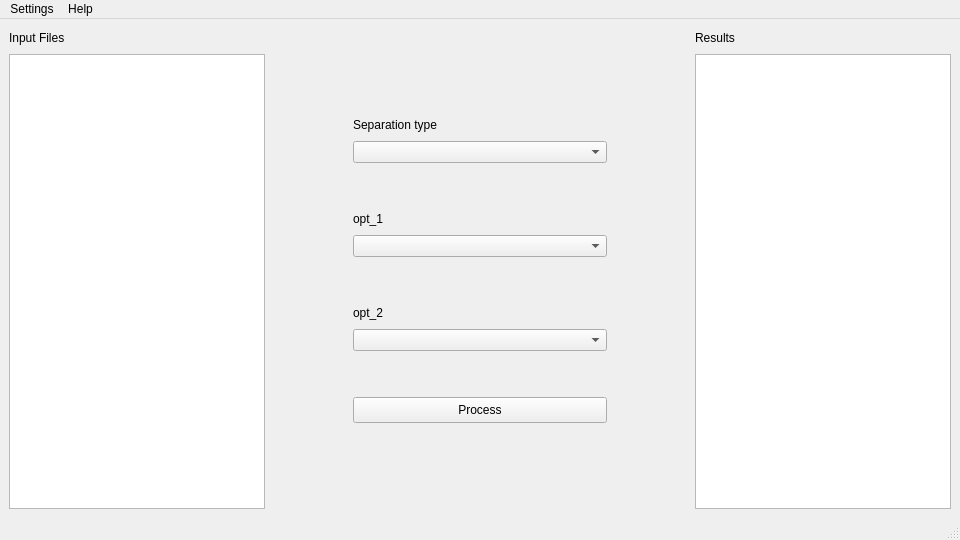
Pitiedwzr/music_batch_separator, file ui/mainWindow.ui: the form before one commit.
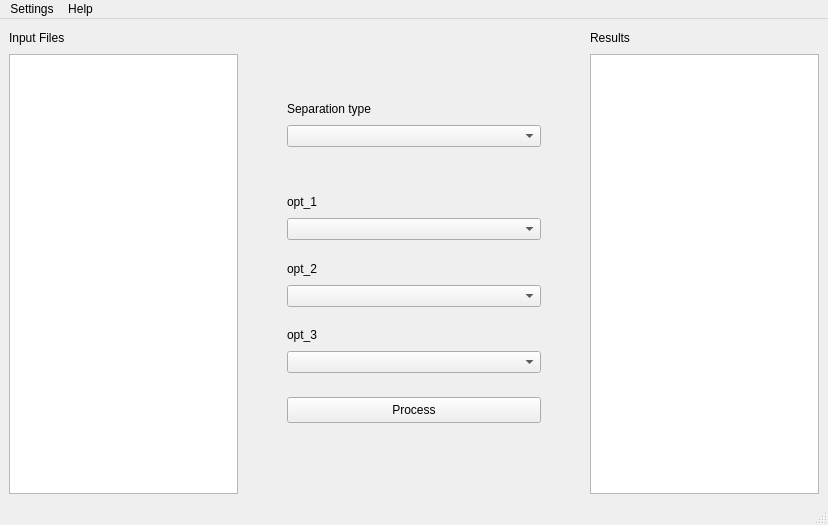
The form after the commit.

Commit message: ui: Accept add_opt3

What changed in the file:
```diff
--- a/ui/mainWindow.ui
+++ b/ui/mainWindow.ui
@@ -6,8 +6,8 @@
    <rect>
     <x>0</x>
     <y>0</y>
-    <width>960</width>
-    <height>540</height>
+    <width>828</width>
+    <height>525</height>
    </rect>
   </property>
   <property name="windowTitle">
@@ -179,7 +179,7 @@
         <property name="sizeHint" stdset="0">
          <size>
           <width>20</width>
-          <height>40</height>
+          <height>13</height>
          </size>
         </property>
        </spacer>
@@ -207,6 +207,42 @@
         </property>
        </widget>
       </item>
+      <item>
+       <spacer name="verticalSpacer_6">
+        <property name="orientation">
+         <enum>Qt::Vertical</enum>
+        </property>
+        <property name="sizeHint" stdset="0">
+         <size>
+          <width>20</width>
+          <height>13</height>
+         </size>
+        </property>
+       </spacer>
+      </item>
+      <item>
+       <widget class="QLabel" name="labelOpt3">
+        <property name="minimumSize">
+         <size>
+          <width>0</width>
+          <height>20</height>
+         </size>
+        </property>
+        <property name="text">
+         <string>opt_3</string>
+        </property>
+       </widget>
+      </item>
+      <item>
+       <widget class="QComboBox" name="comboBoxOpt3">
+        <property name="minimumSize">
+         <size>
+          <width>0</width>
+          <height>22</height>
+         </size>
+        </property>
+       </widget>
+      </item>
       <item>
        <spacer name="verticalSpacer">
         <property name="orientation">
@@ -215,7 +251,7 @@
         <property name="sizeHint" stdset="0">
          <size>
           <width>20</width>
-          <height>40</height>
+          <height>18</height>
          </size>
         </property>
        </spacer>
@@ -242,7 +278,7 @@
     <rect>
      <x>0</x>
      <y>0</y>
-     <width>960</width>
+     <width>828</width>
      <height>22</height>
     </rect>
    </property>
```
Left out of the diff: 92 changed lines with no effect on the pictures. The commit also changes 3 other files.
